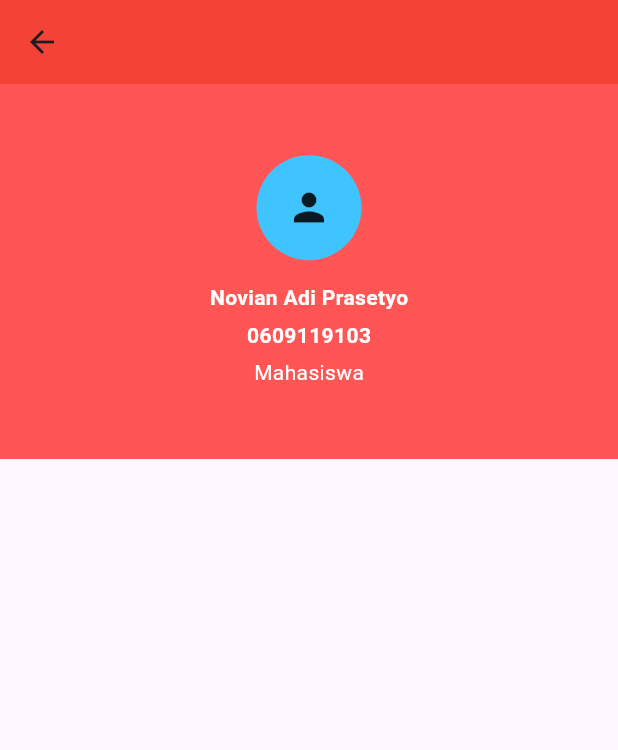
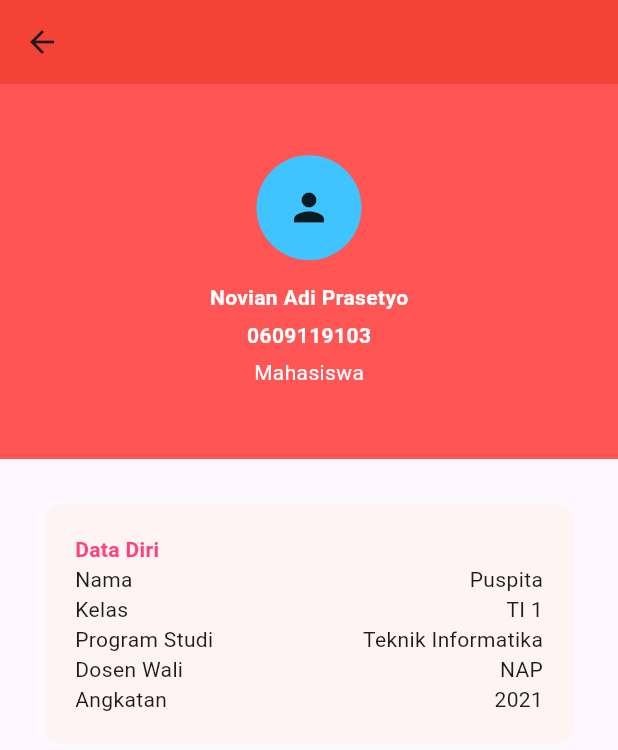
Before and after one commit to novian66/0609119103_ti1_ppb2324-2, a Flutter app: the screen it shows after launch, on a phone screen of 412 x 824 dp. Shown: the top 750 px of the screen. Run offline on Flutter 3.47's test engine with Material 3 defaults, Android fonts, the phone set to English and light mode, and no system bars.

Commit message:
step 6: detail profile

```diff
--- a/layouting (Pertemuan 4)/layouting/lib/main.dart
+++ b/layouting (Pertemuan 4)/layouting/lib/main.dart
@@ -49,7 +49,63 @@ class MyApp extends StatelessWidget {
             ],
           ),
         ),
+        Container(
+          margin: EdgeInsets.all(30),
+          padding: EdgeInsets.all(20),
+          decoration: BoxDecoration(
+               borderRadius: BorderRadius.circular(10),
+               color: Color(0xffFEF4F3)
+             ),
 
+        child: Column(
+          crossAxisAlignment: CrossAxisAlignment.start,
+          children: [
+            Text("Data Diri", style: TextStyle(
+                   color: Colors.pinkAccent,
+                   fontWeight: FontWeight.bold
+                 ),),
+                 Row(
+                  mainAxisAlignment: MainAxisAlignment.spaceBetween,
+                  children: [
+                     Text("Nama "),
+                     Text("Puspita")
+                   ],
+
+                 ),
+                                  Row(
+                                    mainAxisAlignment: MainAxisAlignment.spaceBetween,
+                   children: [
+                     Text("Kelas "),
+                     Text("TI 1")
+                   ],
+                 ),
+                 Row(
+                  mainAxisAlignment: MainAxisAlignment.spaceBetween,
+                   children: [
+                     Text("Program Studi"),
+                     Text("Teknik Informatika")
+                   ],
+                 ),
+                 Row(
+                  mainAxisAlignment: MainAxisAlignment.spaceBetween,
+                   children: [
+                     Text("Dosen Wali "),
+                     Text("NAP")
+                   ],
+                 ),
+                 Row(
+                  mainAxisAlignment: MainAxisAlignment.spaceBetween,
+                   children: [
+                     Text("Angkatan "),
+                     Text("2021")
+                   ],
+                 )
+
+
+
+
+          ]
+        ),)
 
         ],
       ),)
```
